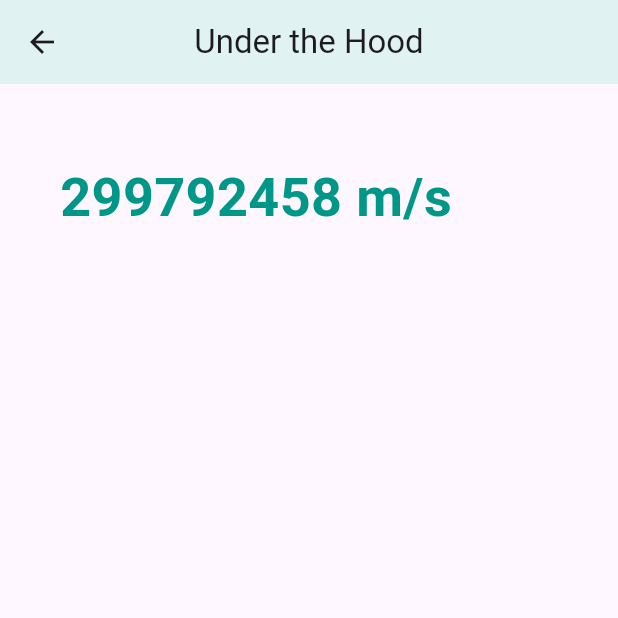
After one commit to sixtusagbo/animation_ground, a Flutter app: the DeepDive screen opened directly, on a phone screen of 412 x 824 dp, the top half of it. The commit adds this screen. Run offline on Flutter 3.47's test engine with Material 2 defaults, Android fonts, the phone set to English and light mode, and no system bars.

Commit message:
Animate from 0 to the speed of light
Deep dive into how animations work under the hood in flutter.
It's just fast rebuilding of your specific part of your app just like
frames in movie.

```diff
--- /dev/null
+++ b/lib/screens/animations/deep_dive.dart
@@ -0,0 +1,62 @@
+import 'package:flutter/material.dart';
+
+class DeepDive extends StatefulWidget {
+  const DeepDive({Key? key}) : super(key: key);
+
+  @override
+  State<DeepDive> createState() => _DeepDiveState();
+}
+
+class _DeepDiveState extends State<DeepDive>
+    with SingleTickerProviderStateMixin {
+  late AnimationController _controller;
+
+  int i = 0;
+
+  @override
+  void initState() {
+    super.initState();
+    _controller = AnimationController(
+      duration: const Duration(seconds: 1),
+      vsync: this,
+    );
+    _controller.addListener(_update);
+    _controller.forward();
+  }
+
+  @override
+  void dispose() {
+    _controller.dispose();
+    super.dispose();
+  }
+
+  void _update() {
+    setState(() {
+      i = (_controller.value * 299792458).round();
+    });
+  }
+
+  @override
+  Widget build(BuildContext context) {
+    return Scaffold(
+      appBar: AppBar(
+        title: const Text(
+          "Under the Hood",
+        ),
+        backgroundColor: Colors.teal[50],
+        centerTitle: true,
+      ),
+      body: Padding(
+        padding: const EdgeInsets.symmetric(vertical: 50, horizontal: 40),
+        child: Text(
+          "$i m/s",
+          style: const TextStyle(
+            color: Colors.teal,
+            fontWeight: FontWeight.bold,
+            fontSize: 36,
+          ),
+        ),
+      ),
+    );
+  }
+}
--- a/lib/screens/home/home_screen.dart
+++ b/lib/screens/home/home_screen.dart
@@ -1,3 +1,4 @@
+import 'package:animation_ground/screens/animations/deep_dive.dart';
 import 'package:animation_ground/screens/animations/my_explicit_animations.dart';
 import 'package:animation_ground/screens/animations/my_implicit_animations.dart';
 import 'package:animation_ground/screens/animations/my_tween_animation.dart';
@@ -17,6 +18,7 @@ class _HomeScreenState extends State<HomeScreen> {
     const MyTweenAnimation(),
     const MyExplicitAnimation(),
     const UfoAnimation(),
+    const DeepDive(),
   ];
 
   int currentPage = 0;
```
